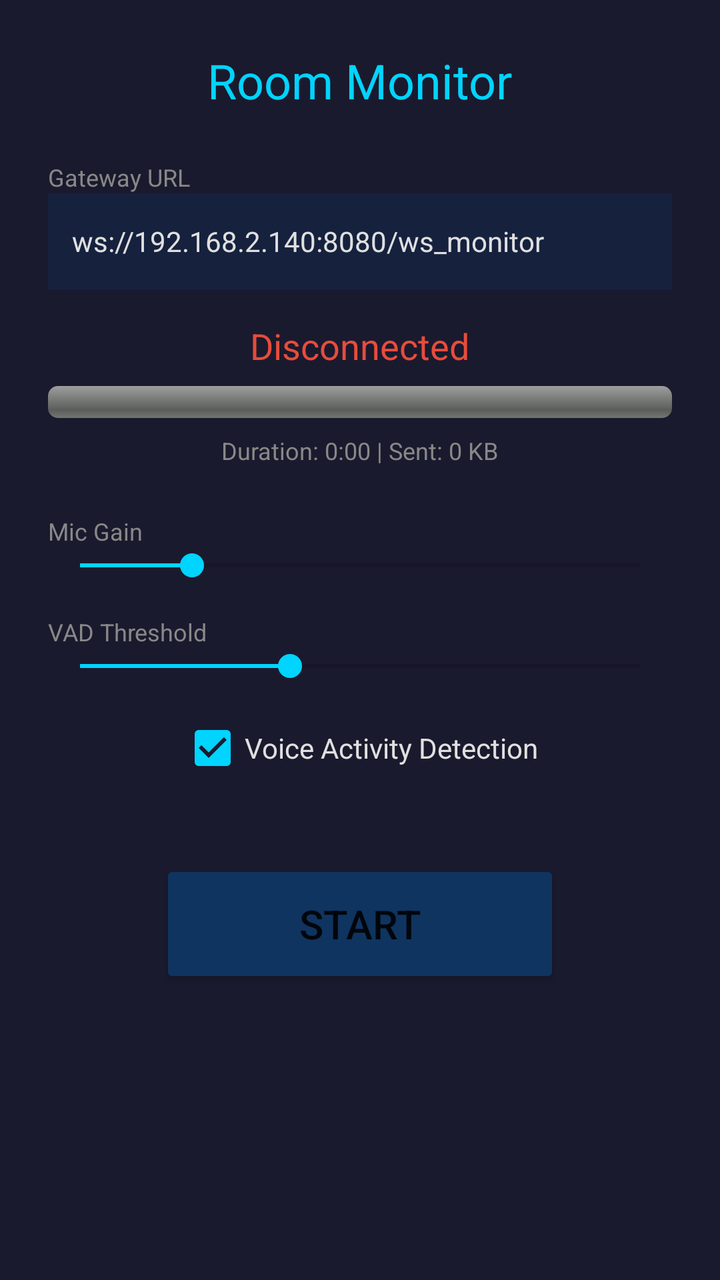
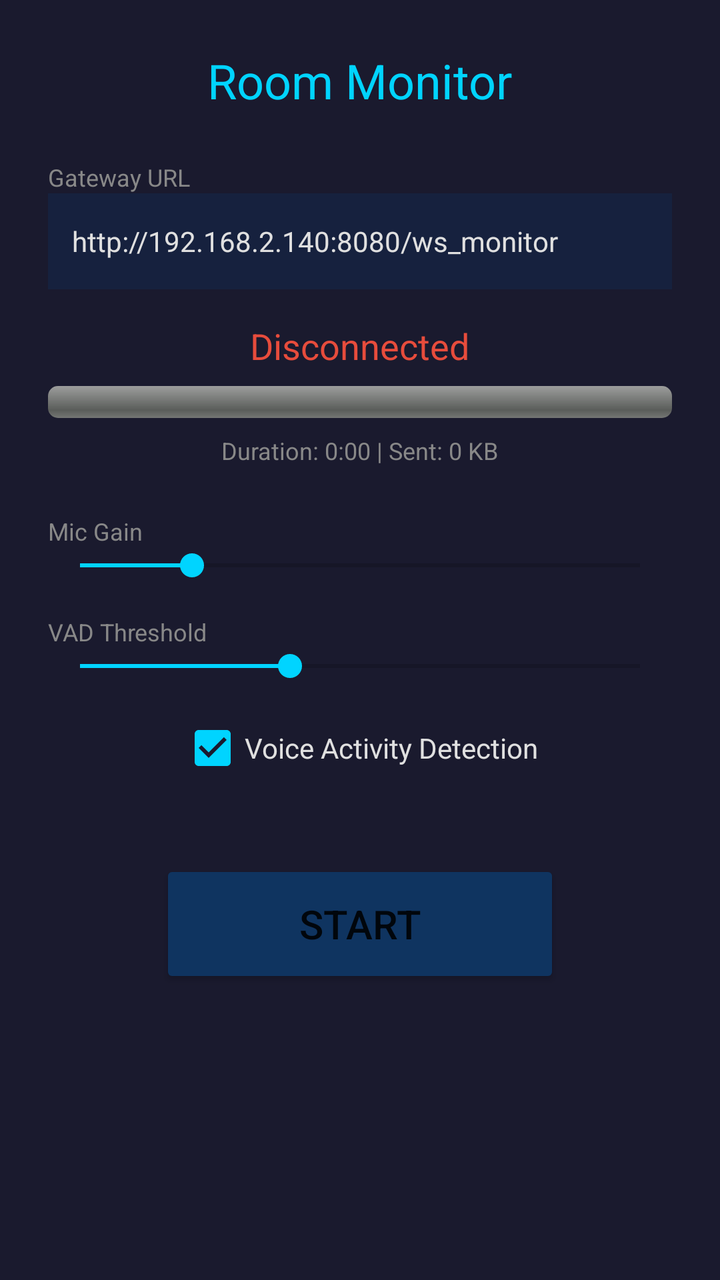

An Android layout rendered at two revisions. The XML below is the earlier revision; the diff shows what the commit changed to produce the second picture.
<!-- AndroidManifest.xml: application theme Theme.RoomMonitor -->
<!-- res/layout/activity_main.xml -->
<?xml version="1.0" encoding="utf-8"?>
<LinearLayout xmlns:android="http://schemas.android.com/apk/res/android"
    android:layout_width="match_parent"
    android:layout_height="match_parent"
    android:orientation="vertical"
    android:padding="24dp"
    android:background="#1a1a2e"
    android:gravity="center_horizontal">

    <TextView
        android:layout_width="wrap_content"
        android:layout_height="wrap_content"
        android:text="Room Monitor"
        android:textSize="24sp"
        android:textColor="#00d4ff"
        android:layout_marginBottom="24dp" />

    
    <TextView
        android:layout_width="match_parent"
        android:layout_height="wrap_content"
        android:text="Gateway URL"
        android:textColor="#888888"
        android:textSize="12sp" />
    <EditText
        android:id="@+id/serverUrl"
        android:layout_width="match_parent"
        android:layout_height="48dp"
        android:hint="ws://192.168.2.140:8080/ws_monitor"
        android:text="ws://192.168.2.140:8080/ws_monitor"
        android:textColor="#e0e0e0"
        android:textColorHint="#555555"
        android:background="#16213e"
        android:padding="12dp"
        android:textSize="14sp"
        android:inputType="textUri"
        android:layout_marginBottom="16dp" />

    
    <TextView
        android:id="@+id/statusText"
        android:layout_width="wrap_content"
        android:layout_height="wrap_content"
        android:text="Disconnected"
        android:textSize="18sp"
        android:textColor="#e74c3c"
        android:layout_marginBottom="8dp" />

    
    <ProgressBar
        android:id="@+id/levelBar"
        style="@android:style/Widget.ProgressBar.Horizontal"
        android:layout_width="match_parent"
        android:layout_height="16dp"
        android:max="100"
        android:progress="0"
        android:layout_marginBottom="8dp" />

    
    <TextView
        android:id="@+id/statsText"
        android:layout_width="wrap_content"
        android:layout_height="wrap_content"
        android:text="Duration: 0:00 | Sent: 0 KB"
        android:textSize="12sp"
        android:textColor="#888888"
        android:layout_marginBottom="24dp" />

    
    <TextView
        android:layout_width="match_parent"
        android:layout_height="wrap_content"
        android:text="Mic Gain"
        android:textColor="#888888"
        android:textSize="12sp" />
    <SeekBar
        android:id="@+id/gainSlider"
        android:layout_width="match_parent"
        android:layout_height="wrap_content"
        android:max="100"
        android:progress="20"
        android:layout_marginBottom="16dp" />

    
    <TextView
        android:layout_width="match_parent"
        android:layout_height="wrap_content"
        android:text="VAD Threshold"
        android:textColor="#888888"
        android:textSize="12sp" />
    <SeekBar
        android:id="@+id/vadSlider"
        android:layout_width="match_parent"
        android:layout_height="wrap_content"
        android:max="40"
        android:progress="15"
        android:layout_marginBottom="8dp" />

    <CheckBox
        android:id="@+id/vadEnable"
        android:layout_width="wrap_content"
        android:layout_height="wrap_content"
        android:text="Voice Activity Detection"
        android:textColor="#e0e0e0"
        android:checked="true"
        android:layout_marginBottom="32dp" />

    
    <Button
        android:id="@+id/startStopBtn"
        android:layout_width="200dp"
        android:layout_height="64dp"
        android:text="START"
        android:textSize="20sp"
        android:backgroundTint="#0f3460" />

</LinearLayout>
<!-- resources referenced by this layout -->
<resources>
  <style name="Theme.RoomMonitor" parent="Theme.MaterialComponents.DayNight.DarkActionBar">
          <item name="colorPrimary">#0f3460</item>
          <item name="colorPrimaryVariant">#1a1a2e</item>
          <item name="colorOnPrimary">#e0e0e0</item>
          <item name="colorSecondary">#00d4ff</item>
          <item name="android:windowBackground">#1a1a2e</item>
          <item name="android:statusBarColor">#0f3460</item>
      </style>
</resources>

<!-- the commit's change to res/layout/activity_main.xml (unified diff, before → after) -->
@@ -26,8 +26,8 @@
         android:id="@+id/serverUrl"
         android:layout_width="match_parent"
         android:layout_height="48dp"
-        android:hint="ws://192.168.2.140:8080/ws_monitor"
-        android:text="ws://192.168.2.140:8080/ws_monitor"
+        android:hint="http://192.168.2.140:8080/ws_monitor"
+        android:text="http://192.168.2.140:8080/ws_monitor"
         android:textColor="#e0e0e0"
         android:textColorHint="#555555"
         android:background="#16213e"
